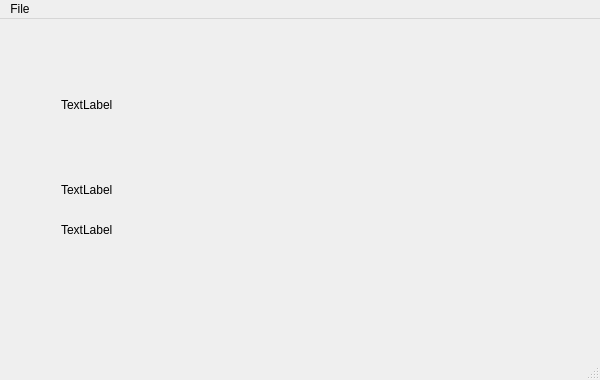
Before: the Qt Designer form mainwindow.ui in jubalh/daoshi, drawn with Qt 5.
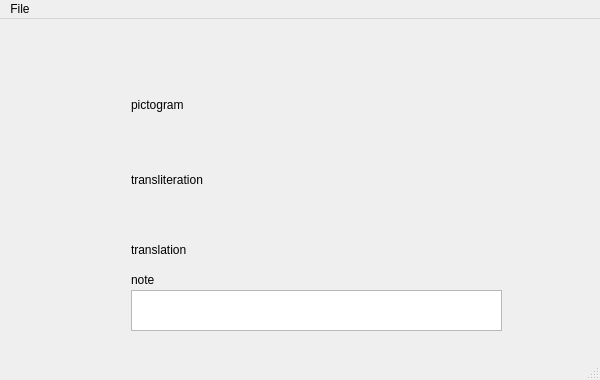
After: the same form once the commit is applied. The open tabs and pages were chosen to show the change.

Commit message:
Display all content of a word
Display all the content of a Word when running a lesson.
So far the note and example sentences were missing.

Patch:
```diff
--- a/mainwindow.ui
+++ b/mainwindow.ui
@@ -140,40 +140,72 @@
        <widget class="QLabel" name="lblTranslation">
         <property name="geometry">
          <rect>
-          <x>50</x>
-          <y>190</y>
+          <x>120</x>
+          <y>210</y>
           <width>68</width>
           <height>20</height>
          </rect>
         </property>
         <property name="text">
-         <string>TextLabel</string>
+         <string>translation</string>
         </property>
        </widget>
        <widget class="QLabel" name="lblPictogram">
         <property name="geometry">
          <rect>
-          <x>50</x>
+          <x>120</x>
           <y>10</y>
           <width>130</width>
           <height>130</height>
          </rect>
         </property>
+        <property name="minimumSize">
+         <size>
+          <width>130</width>
+          <height>130</height>
+         </size>
+        </property>
         <property name="text">
-         <string>TextLabel</string>
+         <string>pictogram</string>
         </property>
        </widget>
        <widget class="QLabel" name="lblPinyin">
         <property name="geometry">
          <rect>
-          <x>50</x>
-          <y>150</y>
+          <x>120</x>
+          <y>140</y>
+          <width>121</width>
+          <height>20</height>
+         </rect>
+        </property>
+        <property name="text">
+         <string>transliteration</string>
+        </property>
+       </widget>
+       <widget class="QLabel" name="lblNote">
+        <property name="geometry">
+         <rect>
+          <x>120</x>
+          <y>240</y>
           <width>68</width>
           <height>20</height>
          </rect>
         </property>
         <property name="text">
-         <string>TextLabel</string>
+         <string>note</string>
+        </property>
+       </widget>
+       <widget class="QTextEdit" name="teExamples">
+        <property name="enabled">
+         <bool>true</bool>
+        </property>
+        <property name="geometry">
+         <rect>
+          <x>120</x>
+          <y>260</y>
+          <width>371</width>
+          <height>41</height>
+         </rect>
         </property>
        </widget>
       </widget>
```
Left out of the diff: 2 changed lines with no effect on the pictures. The commit also changes 2 other files.
